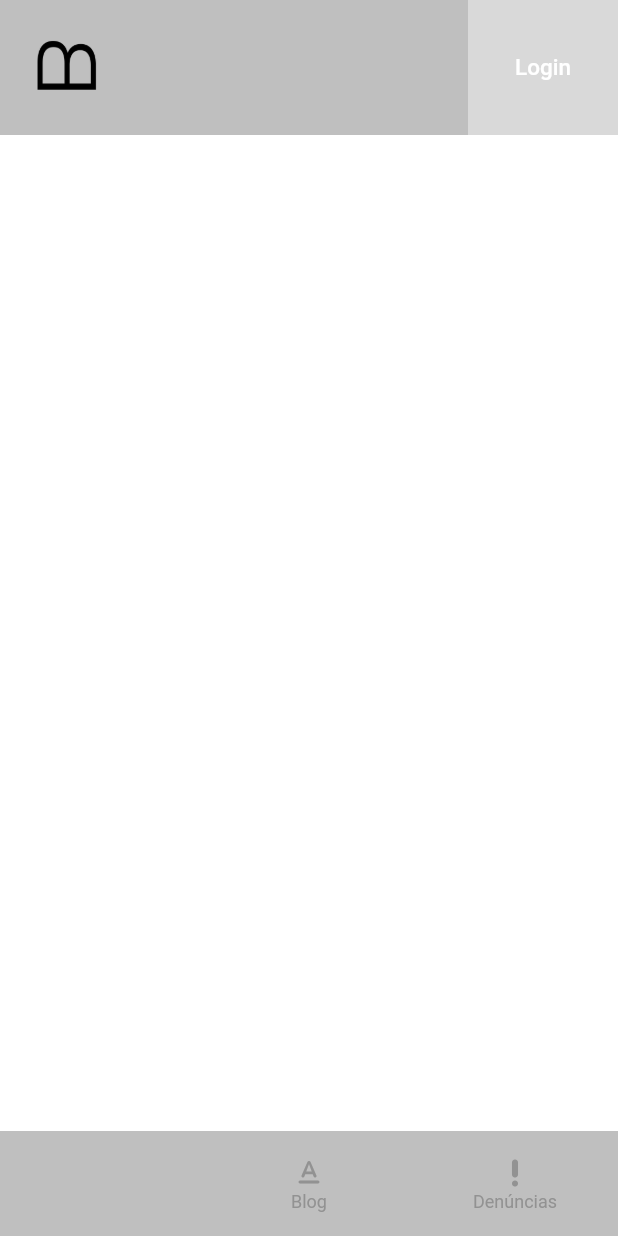
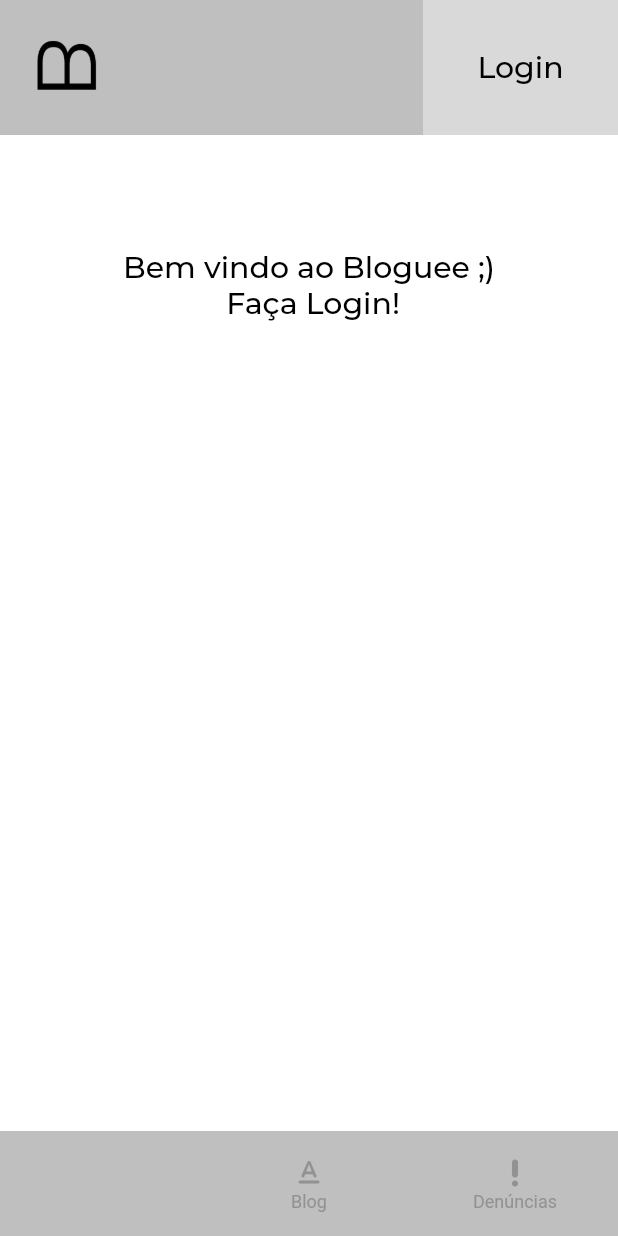
Before and after one commit to mmessiasdev/Bloguee, a Flutter app: the screen it shows after launch, on a phone screen of 412 x 824 dp. Run offline on Flutter 3.47's test engine with Material 2 defaults, Android fonts, the phone set to English and light mode, and no system bars; drawn by our look-alikes of flutter_snake_navigationbar; our stand-ins replace badges, cached_network_image, flutter_dotenv, flutter_easyloading, flutter_secure_storage, geolocator and 5 more; accounts and stored records are empty; network calls fail; Roboto replaces fonts that are missing (Asap).

Commit message:
HomePage / Loogin Iniatialized

```diff
--- a/front/fluttercode/lib/component/header.dart
+++ b/front/fluttercode/lib/component/header.dart
@@ -1,14 +1,15 @@
 import 'package:badges/badges.dart';
 import 'package:flutter/material.dart';
 import 'package:fluttercode/component/colors.dart';
+import 'package:fluttercode/component/texts.dart';
 import 'package:get/get.dart';
 import 'package:fluttercode/controller/controllers.dart';
 
 class MainHeader extends StatelessWidget {
-  MainHeader({Key? key, this.title, required this.onClick}) : super(key: key);
-  String? title;
-  Function onClick;
-
+  MainHeader({Key? key, required this.title, required this.onClick})
+      : super(key: key);
+  String title;
+  final Function onClick;
 
   @override
   Widget build(BuildContext context) {
@@ -25,23 +26,16 @@ class MainHeader extends StatelessWidget {
           ),
           GestureDetector(
               child: Container(
-                width: 100,
+                width: 130,
                 height: double.infinity,
                 color: PrimaryColor,
                 child: Center(
-                  child: Text(
-                    title!,
-                    style: const TextStyle(
-                      fontSize: 15,
-                      fontWeight: FontWeight.w500,
-                      color: Color.fromRGBO(255, 255, 255, 1),
-                    ),
-                  ),
-                ),
+                    child: SecundaryText(
+                        text: title,
+                        color: Colors.black,
+                        align: TextAlign.center)),
               ),
-              onTap: () => {
-                onClick!()
-              }),
+              onTap: () => onClick()),
         ],
       ),
     );
--- a/front/fluttercode/lib/component/inputdefault.dart
+++ b/front/fluttercode/lib/component/inputdefault.dart
@@ -80,7 +80,7 @@ class _InputTextFieldState extends State<InputTextField> {
           onEditingComplete: widget.onEditComplete,
           obscureText: _isVisible,
           style:
-              GoogleFonts.aleo(fontSize: 11, color: Color.fromRGBO(0, 0, 0, 1)),
+              GoogleFonts.montserrat(fontSize: 18, color: Color.fromRGBO(0, 0, 0, 1)),
           textAlign: widget.textAlign,
           autovalidateMode: AutovalidateMode.onUserInteraction,
           decoration: InputDecoration(
@@ -95,12 +95,12 @@ class _InputTextFieldState extends State<InputTextField> {
                     child: _isVisible
                         ? const Icon(
                             Icons.visibility_off,
-                            size: 18,
+                            size: 14,
                             color: Colors.grey,
                           )
                         : const Icon(
                             Icons.visibility,
-                            size: 18,
+                            size: 14,
                             color: Colors.grey,
                           ),
                     onTap: () => setState(() {
--- a/front/fluttercode/lib/view/home/home_screen.dart
+++ b/front/fluttercode/lib/view/home/home_screen.dart
@@ -3,6 +3,7 @@ import 'package:fluttercode/model/locals.dart';
 import 'package:flutter/material.dart';
 import 'package:fluttercode/component/header.dart';
 import 'package:fluttercode/service/local_service/local_auth_service.dart';
+import 'package:fluttercode/view/account/auth/sign_in_screen.dart';
 import 'package:get/get.dart';
 import 'package:google_maps_flutter/google_maps_flutter.dart';
 
@@ -53,16 +54,24 @@ class _HomeScreenState extends State<HomeScreen> {
         child: Column(
       children: [
         MainHeader(
-          title: fullName == "null" ? "Login" : fullName,
-          onClick: () => {
-            Navigator.push(
-              context,
-              MaterialPageRoute(
-                builder: (context) => AccountScreen(),
-              ),
-            ),
-          },
-        ),
+            title: fullName == "null" ? "Login" : fullName,
+            onClick: () => (Navigator.push(
+                  context,
+                  MaterialPageRoute(
+                    builder: (context) => SignInScreen(),
+                  ),
+                ))),
+        fullName == "null"
+            ? SizedBox(
+              height: 200,
+              child: Center(
+                  child: SecundaryText(
+                      text: "Bem vindo ao Bloguee ;) \n Faça Login!",
+                      color: Colors.black,
+                      align: TextAlign.start),
+                ),
+            )
+            : Text("Authentiqued")
       ],
     ));
   }
```
Also changed, not shown: front/fluttercode/lib/component/buttomborder.dart (+6 -7 lines), front/fluttercode/lib/component/buttomdefault.dart (+6 -5 lines), front/fluttercode/lib/component/texts.dart (+4 -4 lines), front/fluttercode/lib/view/account/account_screen.dart (+7 -14 lines), front/fluttercode/lib/view/account/auth/sign_in_screen.dart (+41 -28 lines), front/fluttercode/lib/view/blog/blog_screen.dart (+8 -8 lines), front/fluttercode/lib/view/complaint/complaint.dart (+10 -7 lines), front/fluttercode/lib/view/complaint/complaintlist.dart (+10 -7 lines).
